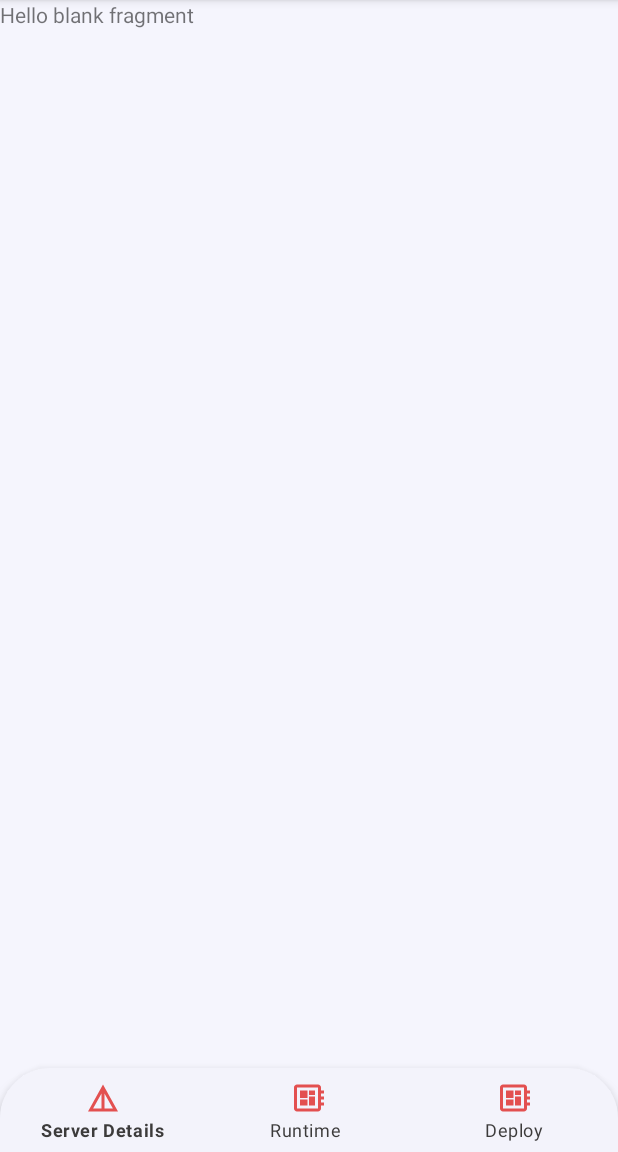
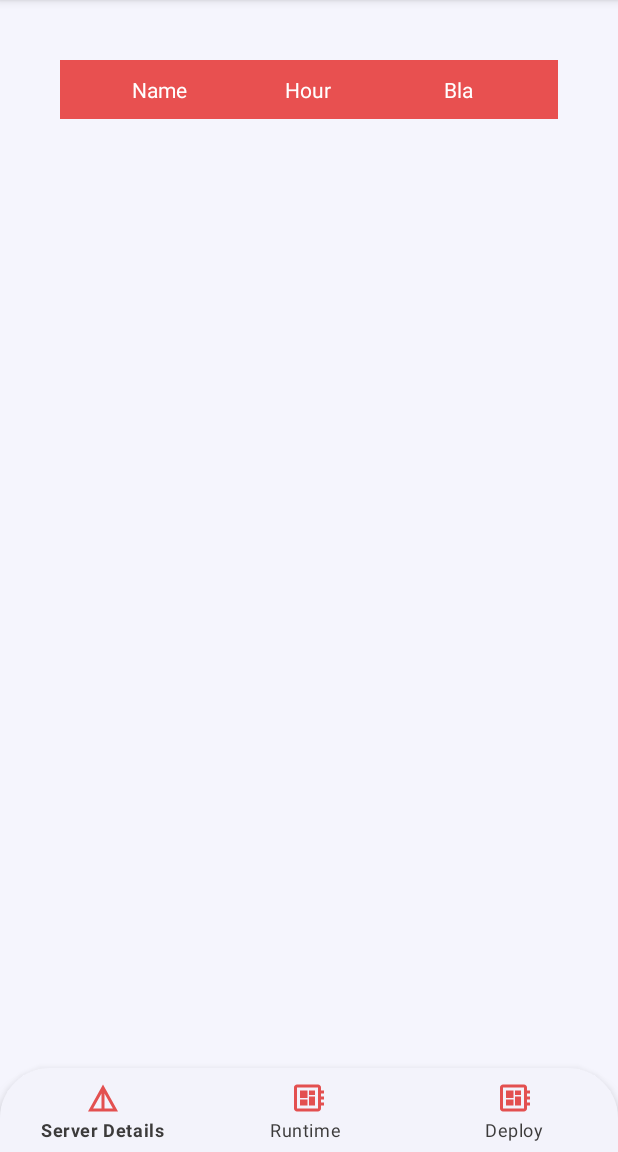
Before and after one commit to ankastoianovici/tentativa, an Android app: the fragment Alarms placed in its activity, on a phone screen of 412 x 824 dp, the part 84-1236 px from its top. Run offline under Robolectric (Android 15) with nearby library versions, the phone set to English and light mode, and no system bars.

Commit message:
eroare la deschidere meniu alarme

```diff
--- a/app/src/main/java/com/example/licenta/Alarms.java
+++ b/app/src/main/java/com/example/licenta/Alarms.java
@@ -17,9 +17,8 @@ public class Alarms extends Fragment {
     public View onCreateView(LayoutInflater inflater, ViewGroup container,
                              Bundle savedInstanceState) {
         // Inflate the layout for this fragment
-        return inflater.inflate(R.layout.fragment_alarms, container, false);
+        View view = inflater.inflate(R.layout.fragment_alarms, container, false);
+        return view;
     }
 
-    public void show(FragmentManager childFragmentManager, String dff) {
-    }
 }
--- a/app/src/main/java/com/example/licenta/Deploy.java
+++ b/app/src/main/java/com/example/licenta/Deploy.java
@@ -30,12 +30,19 @@ public class Deploy extends Fragment {
             public void onClick(View v) {
 
 //nu merge sa se deschida aici
-                Alarms fragment = new Alarms();
-                FragmentManager fragmentManager = getFragmentManager();
-                FragmentTransaction fragmentTransaction = fragmentManager.beginTransaction();
 
 
+                /*Alarms newFragment = new Alarms();
+                getActivity().getSupportFragmentManager().beginTransaction().replace(R.id.container,newFragment).commit();*/
+                Alarms newFragment = new Alarms();
+
+                // Open the new fragment using a fragment transaction
+                FragmentTransaction transaction = getFragmentManager().beginTransaction();
+                transaction.replace(R.id.container, newFragment);
+                transaction.addToBackStack(null);
+                transaction.commit();
             }
+
         });
         return rootView;
     }
--- a/app/src/main/res/layout/fragment_alarms.xml
+++ b/app/src/main/res/layout/fragment_alarms.xml
@@ -1,14 +1,64 @@
 <?xml version="1.0" encoding="utf-8"?>
-<FrameLayout xmlns:android="http://schemas.android.com/apk/res/android"
+<RelativeLayout xmlns:android="http://schemas.android.com/apk/res/android"
     xmlns:tools="http://schemas.android.com/tools"
     android:layout_width="match_parent"
     android:layout_height="match_parent"
     tools:context=".Alarms">
 
-    <!-- TODO: Update blank fragment layout -->
-    <TextView
+    <TableLayout
         android:layout_width="match_parent"
-        android:layout_height="match_parent"
-        android:text="@string/hello_blank_fragment" />
+        android:layout_height="wrap_content"
+        android:background="@android:color/white"
+        android:layout_margin="40dp">
 
-</FrameLayout>
+        <!-- Table Heading -->
+
+        <TableRow
+            android:background="#e85050">
+
+            <TextView
+                android:layout_width="0dp"
+                android:layout_height="wrap_content"
+                android:text="@string/col1"
+                android:textColor="@android:color/white"
+                android:padding="10sp"
+                android:textSize="14sp"
+                android:layout_weight="4"
+                android:gravity="center_horizontal"
+                />
+
+            <TextView
+                android:layout_width="0dp"
+                android:layout_height="wrap_content"
+                android:text="@string/col2"
+                android:textColor="@android:color/white"
+                android:padding="10sp"
+                android:textSize="14sp"
+                android:layout_weight="2"
+                android:gravity="center_horizontal"
+                />
+            <TextView
+                android:layout_width="0dp"
+                android:layout_height="wrap_content"
+                android:text="@string/col3"
+                android:textColor="@android:color/white"
+                android:padding="10sp"
+                android:textSize="14sp"
+                android:layout_weight="4"
+                android:gravity="center_horizontal"
+                />
+
+
+        </TableRow>
+
+        <!-- Table Data -->
+
+        <TableRow>
+
+
+        </TableRow>
+
+
+    </TableLayout>
+
+</RelativeLayout>
--- a/app/src/main/res/values/strings.xml
+++ b/app/src/main/res/values/strings.xml
@@ -1,8 +1,10 @@
 <resources>
     <string name="app_name">Licenta</string>
     <!-- TODO: Remove or change this placeholder text -->
-    <string name="hello_blank_fragment">Hello blank fragment</string>
 
+    <string name="col1">Name</string>
+    <string name="col2">Hour</string>
+    <string name="col3">Bla</string>
     <string-array name="spinner_items">
 
         <item>Analog</item>
```
